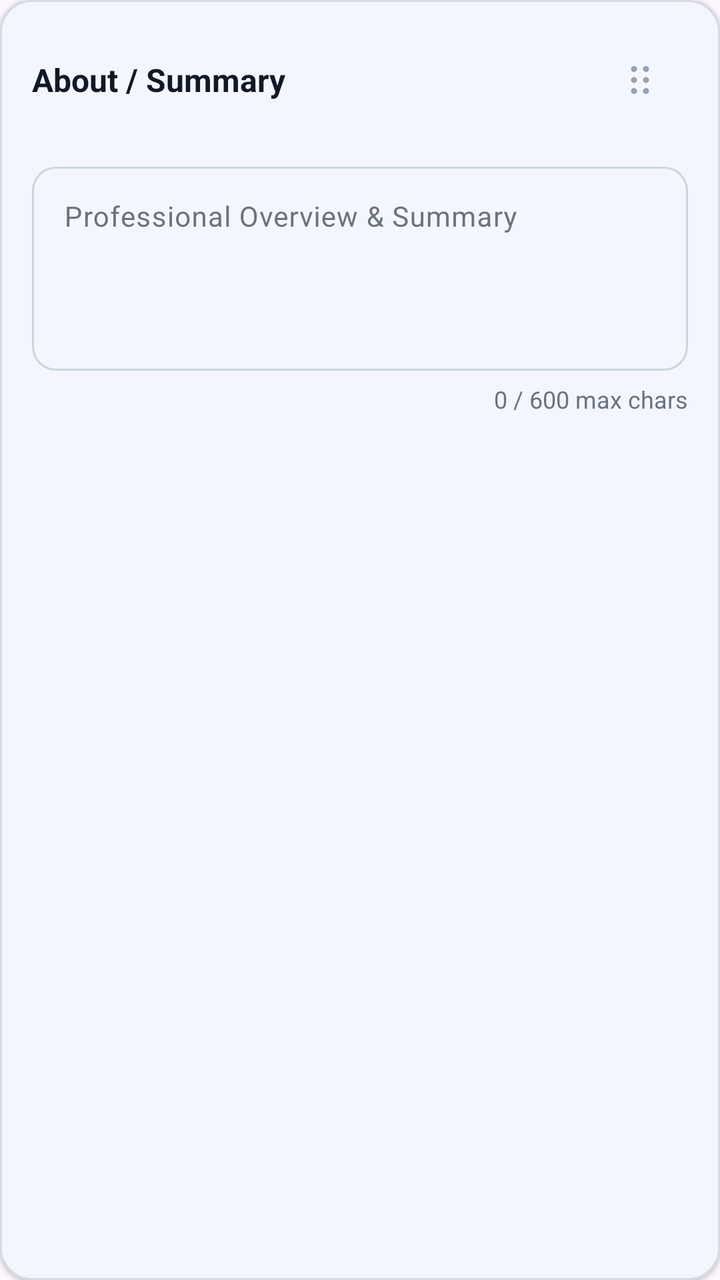
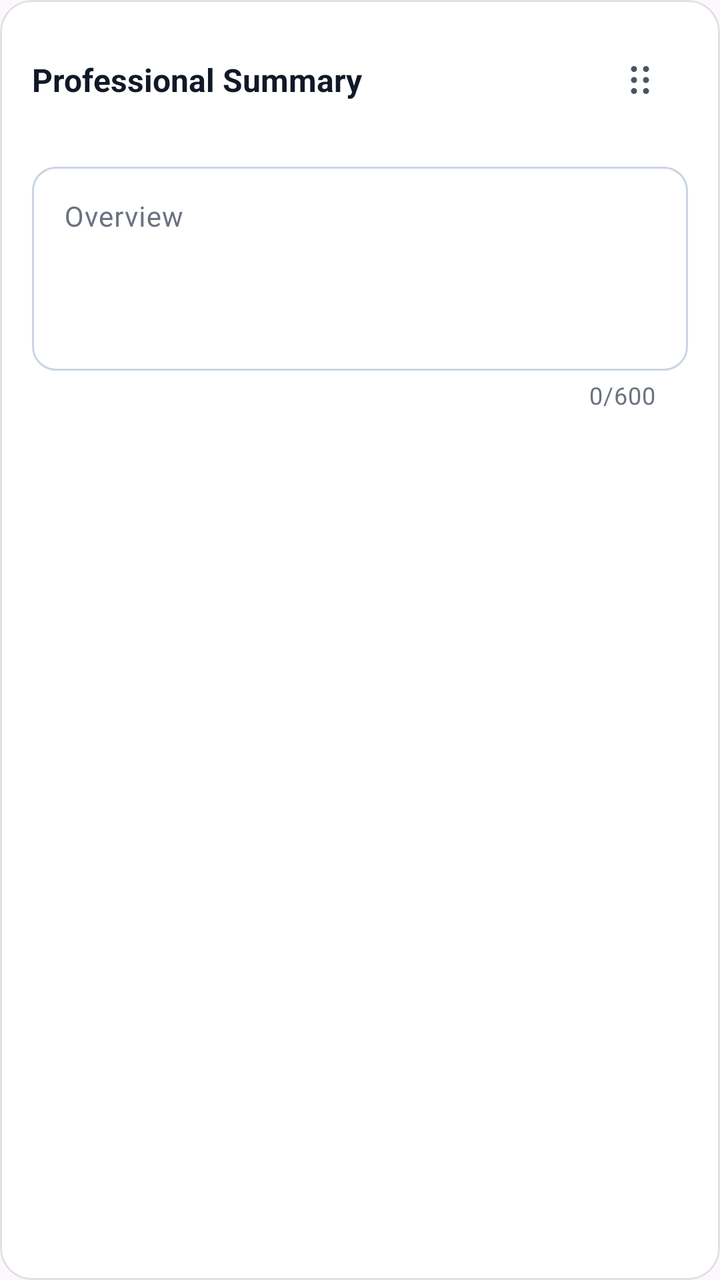

Before-and-after screenshots of an Android layout around one commit, followed by the original layout XML and the change that was made.
<!-- AndroidManifest.xml: application theme Theme.MyApplication -->
<!-- res/layout/item_about_summary.xml -->
<?xml version="1.0" encoding="utf-8"?>
<com.google.android.material.card.MaterialCardView xmlns:android="http://schemas.android.com/apk/res/android"
    xmlns:app="http://schemas.android.com/apk/res-auto"
    android:layout_width="match_parent"
    android:layout_height="wrap_content"
    android:layout_marginBottom="16dp"
    app:cardBackgroundColor="@color/app_surface"
    app:cardCornerRadius="16dp"
    app:cardElevation="1dp"
    app:strokeColor="@color/app_border"
    app:strokeWidth="1dp">

    <LinearLayout
        android:layout_width="match_parent"
        android:layout_height="wrap_content"
        android:orientation="vertical"
        android:padding="16dp">

        
        <RelativeLayout
            android:layout_width="match_parent"
            android:layout_height="wrap_content"
            android:layout_marginBottom="14dp">

            <TextView
                android:id="@+id/tvSectionTitle"
                android:layout_width="wrap_content"
                android:layout_height="wrap_content"
                android:layout_alignParentStart="true"
                android:layout_centerVertical="true"
                android:text="@string/section_title_about_summary"
                android:textColor="@color/app_text_primary"
                android:textSize="16sp"
                android:textStyle="bold" />

            <ImageView
                android:id="@+id/ivDragHandle"
                android:layout_width="48dp"
                android:layout_height="48dp"
                android:layout_alignParentEnd="true"
                android:layout_centerVertical="true"
                android:background="?attr/selectableItemBackgroundBorderless"
                android:contentDescription="Drag to reorder section"
                android:padding="12dp"
                android:src="@drawable/ic_drag_handle" />

        </RelativeLayout>

        
        <com.google.android.material.textfield.TextInputLayout
            android:id="@+id/tilSummary"
            style="@style/Widget.Material3.TextInputLayout.OutlinedBox"
            android:layout_width="match_parent"
            android:layout_height="wrap_content"
            android:hint="@string/hint_profile_summary"
            app:boxCornerRadiusBottomEnd="12dp"
            app:boxCornerRadiusBottomStart="12dp"
            app:boxCornerRadiusTopEnd="12dp"
            app:boxCornerRadiusTopStart="12dp">

            <com.google.android.material.textfield.TextInputEditText
                android:id="@+id/etSummary"
                android:layout_width="match_parent"
                android:layout_height="wrap_content"
                android:gravity="top|start"
                android:inputType="textMultiLine|textCapSentences"
                android:maxLength="600"
                android:maxHeight="160dp"
                android:minLines="4"
                android:scrollbars="vertical"
                android:textColor="@color/app_text_primary"
                android:textSize="14sp" />

        </com.google.android.material.textfield.TextInputLayout>

        
        <TextView
            android:id="@+id/tvCharCounter"
            android:layout_width="wrap_content"
            android:layout_height="wrap_content"
            android:layout_gravity="end"
            android:layout_marginTop="6dp"
            android:text="0 / 600 max chars"
            android:textColor="@color/app_text_muted"
            android:textSize="12sp" />

    </LinearLayout>

</com.google.android.material.card.MaterialCardView>
<!-- resources referenced by this layout -->
<resources>
  <!-- drawable ic_drag_handle (drawable) -->
  <vector xmlns:android="http://schemas.android.com/apk/res/android"
      android:width="24dp"
      android:height="24dp"
      android:viewportWidth="24"
      android:viewportHeight="24">
      
      <path
          android:fillColor="#94A3B8"
          android:pathData="M9,5a1.5,1.5 0 1,1 0,3 1.5,1.5 0 0,1 0,-3zM9,10.5a1.5,1.5 0 1,1 0,3 1.5,1.5 0 0,1 0,-3zM9,16a1.5,1.5 0 1,1 0,3 1.5,1.5 0 0,1 0,-3zM15,5a1.5,1.5 0 1,1 0,3 1.5,1.5 0 0,1 0,-3zM15,10.5a1.5,1.5 0 1,1 0,3 1.5,1.5 0 0,1 0,-3zM15,16a1.5,1.5 0 1,1 0,3 1.5,1.5 0 0,1 0,-3z" />
  </vector>
  <string name="hint_profile_summary">Professional Overview &amp; Summary</string>
  <string name="section_title_about_summary">About / Summary</string>
  <!-- unchanged entries left out for length: 15 -->
</resources>

<!-- the commit's change to res/layout/item_about_summary.xml (unified diff, before → after) -->
@@ -1,20 +1,26 @@
 <?xml version="1.0" encoding="utf-8"?>
 <com.google.android.material.card.MaterialCardView xmlns:android="http://schemas.android.com/apk/res/android"
     xmlns:app="http://schemas.android.com/apk/res-auto"
+    xmlns:tools="http://schemas.android.com/tools"
     android:layout_width="match_parent"
     android:layout_height="wrap_content"
     android:layout_marginBottom="16dp"
     app:cardBackgroundColor="@color/app_surface"
     app:cardCornerRadius="16dp"
-    app:cardElevation="1dp"
+    app:cardElevation="0dp"
     app:strokeColor="@color/app_border"
-    app:strokeWidth="1dp">
+    app:strokeWidth="1dp"
+    tools:showIn="@layout/activity_structure_verification"
+    tools:ignore="SystemUIOverlay,VisualLintTextFieldSize,WideTextField,VisualLintBounds,VisualLintOverlap,VisualLintSystemWindow,VisualLintSystemUi,VisualLintSystemUI,VisualLintSystemWindowInsets">
 
     <LinearLayout
         android:layout_width="match_parent"
         android:layout_height="wrap_content"
         android:orientation="vertical"
-        android:padding="16dp">
+        android:paddingStart="16dp"
+        android:paddingEnd="16dp"
+        android:paddingTop="16dp"
+        android:paddingBottom="10dp">
 
         
         <RelativeLayout
@@ -27,11 +33,14 @@
                 android:layout_width="wrap_content"
                 android:layout_height="wrap_content"
                 android:layout_alignParentStart="true"
+                android:layout_toStartOf="@id/ivDragHandle"
+                android:layout_marginEnd="8dp"
                 android:layout_centerVertical="true"
-                android:text="@string/section_title_about_summary"
+                android:text="@string/section_title_professional_summary"
                 android:textColor="@color/app_text_primary"
                 android:textSize="16sp"
-                android:textStyle="bold" />
+                android:textStyle="bold"
+                tools:ignore="SystemUIOverlay,VisualLintBounds,VisualLintOverlap,VisualLintSystemWindow,VisualLintSystemUi,VisualLintSystemUI,VisualLintSystemWindowInsets" />
 
             <ImageView
                 android:id="@+id/ivDragHandle"
@@ -40,9 +49,10 @@
                 android:layout_alignParentEnd="true"
                 android:layout_centerVertical="true"
                 android:background="?attr/selectableItemBackgroundBorderless"
-                android:contentDescription="Drag to reorder section"
+                android:contentDescription="@string/cd_drag_reorder_section"
                 android:padding="12dp"
-                android:src="@drawable/ic_drag_handle" />
+                android:src="@drawable/ic_drag_handle"
+                app:tint="@color/app_text_secondary" />
 
         </RelativeLayout>
 
@@ -56,7 +66,11 @@
             app:boxCornerRadiusBottomEnd="12dp"
             app:boxCornerRadiusBottomStart="12dp"
             app:boxCornerRadiusTopEnd="12dp"
-            app:boxCornerRadiusTopStart="12dp">
+            app:boxCornerRadiusTopStart="12dp"
+            app:counterEnabled="true"
+            app:counterMaxLength="600"
+            app:counterOverflowTextColor="@color/app_danger"
+            app:counterTextColor="@color/app_text_muted">
 
             <com.google.android.material.textfield.TextInputEditText
                 android:id="@+id/etSummary"
@@ -64,25 +78,331 @@
                 android:layout_height="wrap_content"
                 android:gravity="top|start"
                 android:inputType="textMultiLine|textCapSentences"
-                android:maxLength="600"
-                android:maxHeight="160dp"
+                android:maxWidth="488dp"
                 android:minLines="4"
+                android:maxLines="6"
                 android:scrollbars="vertical"
                 android:textColor="@color/app_text_primary"
-                android:textSize="14sp" />
+                android:textSize="14sp"
+                tools:ignore="VisualLintTextFieldSize,WideTextField" />
+
+        </com.google.android.material.textfield.TextInputLayout>
+
+    </LinearLayout>
+
+</com.google.android.material.card.MaterialCardView>
+<!-- res/layout/activity_structure_verification.xml (included above) -->
+<?xml version="1.0" encoding="utf-8"?>
+<androidx.coordinatorlayout.widget.CoordinatorLayout xmlns:android="http://schemas.android.com/apk/res/android"
+    xmlns:app="http://schemas.android.com/apk/res-auto"
+    xmlns:tools="http://schemas.android.com/tools"
+    android:id="@+id/rootCoordinator"
+    android:layout_width="match_parent"
+    android:layout_height="match_parent"
+    android:background="@color/app_background"
+    android:fitsSystemWindows="true">
+
+    <com.google.android.material.appbar.AppBarLayout
+        android:id="@+id/appBarLayout"
+        android:layout_width="match_parent"
+        android:layout_height="wrap_content"
+        android:background="@color/app_background"
+        android:fitsSystemWindows="true"
+        android:stateListAnimator="@null"
+        app:elevation="0dp"
+        app:liftOnScroll="false">
+
+        <com.google.android.material.appbar.MaterialToolbar
+            android:id="@+id/toolbar"
+            android:layout_width="match_parent"
+            android:layout_height="?attr/actionBarSize"
+            android:background="@android:color/transparent"
+            app:elevation="0dp"
+            app:navigationIcon="@drawable/ic_arrow_back"
+            app:navigationContentDescription="Back"
+            app:title="Structure Verification"
+            app:titleTextAppearance="@style/TextAppearance.Material3.TitleMedium"
+            app:contentInsetEnd="16dp"
+            app:contentInsetEndWithActions="16dp"
+            app:menu="@menu/menu_structure_verification" />
+
+    </com.google.android.material.appbar.AppBarLayout>
+
+    <androidx.recyclerview.widget.RecyclerView
+        android:id="@+id/rvSections"
+        android:layout_width="match_parent"
+        android:layout_height="match_parent"
+        android:clipToPadding="false"
+        android:paddingStart="14dp"
+        android:paddingEnd="14dp"
+        android:paddingTop="0dp"
+        android:paddingBottom="56dp"
+        app:layout_behavior="@string/appbar_scrolling_view_behavior"
+        tools:listitem="@layout/item_personal_info" />
+
+</androidx.coordinatorlayout.widget.CoordinatorLayout>
+<!-- res/layout/item_personal_info.xml (included above) -->
+<?xml version="1.0" encoding="utf-8"?>
+<com.google.android.material.card.MaterialCardView xmlns:android="http://schemas.android.com/apk/res/android"
+    xmlns:app="http://schemas.android.com/apk/res-auto"
+    xmlns:tools="http://schemas.android.com/tools"
+    android:layout_width="match_parent"
+    android:layout_height="wrap_content"
+    android:layout_marginBottom="16dp"
+    app:cardBackgroundColor="@color/app_surface"
+    app:cardCornerRadius="16dp"
+    app:cardElevation="0dp"
+    app:strokeColor="@color/app_border"
+    app:strokeWidth="1dp"
+    tools:showIn="@layout/activity_structure_verification"
+    tools:ignore="SystemUIOverlay,VisualLintTextFieldSize,WideTextField,VisualLintBounds,VisualLintOverlap,VisualLintSystemWindow,VisualLintSystemUi,VisualLintSystemUI,VisualLintSystemWindowInsets">
+
+    <LinearLayout
+        android:layout_width="match_parent"
+        android:layout_height="wrap_content"
+        android:orientation="vertical"
+        android:padding="16dp">
+
+        
+        <RelativeLayout
+            android:layout_width="match_parent"
+            android:layout_height="wrap_content"
+            android:layout_marginBottom="14dp">
+
+            <TextView
+                android:id="@+id/tvSectionTitle"
+                android:layout_width="wrap_content"
+                android:layout_height="wrap_content"
+                android:layout_alignParentStart="true"
+                android:layout_toStartOf="@id/ivDragHandle"
+                android:layout_marginEnd="8dp"
+                android:layout_centerVertical="true"
+                android:text="@string/personal_info_contact"
+                android:textColor="@color/app_text_primary"
+                android:textSize="16sp"
+                android:textStyle="bold"
+                tools:ignore="SystemUIOverlay,VisualLintBounds,VisualLintOverlap,VisualLintSystemWindow,VisualLintSystemUi,VisualLintSystemUI,VisualLintSystemWindowInsets" />
+
+            <ImageView
+                android:id="@+id/ivDragHandle"
+                android:layout_width="48dp"
+                android:layout_height="48dp"
+                android:layout_alignParentEnd="true"
+                android:layout_centerVertical="true"
+                android:background="?attr/selectableItemBackgroundBorderless"
+                android:contentDescription="@string/cd_drag_reorder_section"
+                android:padding="12dp"
+                android:src="@drawable/ic_drag_handle"
+                app:tint="@color/app_text_secondary" />
+
+        </RelativeLayout>
+
+        
+        
+        <com.google.android.material.textfield.TextInputLayout
+            android:id="@+id/tilFullName"
+            style="@style/Widget.Material3.TextInputLayout.OutlinedBox"
+            android:layout_width="match_parent"
+            android:layout_height="wrap_content"
+            android:layout_marginBottom="12dp"
+            android:hint="@string/hint_full_name"
+            app:startIconDrawable="@drawable/ic_person"
+            app:startIconTint="@color/app_primary"
+            app:boxCornerRadiusBottomEnd="12dp"
+            app:boxCornerRadiusBottomStart="12dp"
+            app:boxCornerRadiusTopEnd="12dp"
+            app:boxCornerRadiusTopStart="12dp"
+            tools:ignore="VisualLintTextFieldSize,WideTextField">
+
+            <com.google.android.material.textfield.TextInputEditText
+                android:id="@+id/etFullName"
+                android:layout_width="match_parent"
+                android:layout_height="wrap_content"
+                android:maxWidth="488dp"
+                android:imeOptions="actionNext"
+                android:inputType="textPersonName|textCapWords"
+                android:maxLines="1"
+                android:textColor="@color/app_text_primary"
+                tools:ignore="SystemUIOverlay,VisualLintTextFieldSize,WideTextField,DuplicateSpeakableTextCheck,VisualLintSystemUi,VisualLintSystemUI,VisualLintSystemWindowInsets" />
+
+        </com.google.android.material.textfield.TextInputLayout>
+
+        
+        <com.google.android.material.textfield.TextInputLayout
+            android:id="@+id/tilJobTitle"
+            style="@style/Widget.Material3.TextInputLayout.OutlinedBox"
+            android:layout_width="match_parent"
+            android:layout_height="wrap_content"
+            android:layout_marginBottom="12dp"
+            android:hint="@string/hint_job_title"
+            app:startIconDrawable="@drawable/ic_work"
+            app:startIconTint="@color/app_primary"
+            app:boxCornerRadiusBottomEnd="12dp"
+            app:boxCornerRadiusBottomStart="12dp"
+            app:boxCornerRadiusTopEnd="12dp"
+            app:boxCornerRadiusTopStart="12dp"
+            tools:ignore="VisualLintTextFieldSize,WideTextField">
+
+            <com.google.android.material.textfield.TextInputEditText
+                android:id="@+id/etJobTitle"
+                android:layout_width="match_parent"
+                android:layout_height="wrap_content"
+                android:maxWidth="488dp"
+                android:imeOptions="actionNext"
+                android:inputType="textCapWords"
+                android:maxLines="1"
+                android:textColor="@color/app_text_primary"
+                tools:ignore="SystemUIOverlay,VisualLintTextFieldSize,WideTextField,DuplicateSpeakableTextCheck,VisualLintSystemUi,VisualLintSystemUI,VisualLintSystemWindowInsets" />
+
+        </com.google.android.material.textfield.TextInputLayout>
+
+        
+        <com.google.android.material.textfield.TextInputLayout
+            android:id="@+id/tilTargetCompany"
+            style="@style/Widget.Material3.TextInputLayout.OutlinedBox"
+            android:layout_width="match_parent"
+            android:layout_height="wrap_content"
+            android:layout_marginBottom="16dp"
+            android:hint="@string/hint_target_company"
+            app:startIconDrawable="@drawable/ic_business"
+            app:startIconTint="@color/app_primary"
+            app:boxCornerRadiusBottomEnd="12dp"
+            app:boxCornerRadiusBottomStart="12dp"
+            app:boxCornerRadiusTopEnd="12dp"
+            app:boxCornerRadiusTopStart="12dp"
+            tools:ignore="VisualLintTextFieldSize,WideTextField">
+
+            <com.google.android.material.textfield.TextInputEditText
+                android:id="@+id/etTargetCompany"
+                android:layout_width="match_parent"
+                android:layout_height="wrap_content"
+                android:maxWidth="488dp"
+                android:imeOptions="actionNext"
+                android:inputType="textCapWords"
+                android:maxLines="1"
+                android:textColor="@color/app_text_primary"
+                tools:ignore="SystemUIOverlay,VisualLintTextFieldSize,WideTextField,DuplicateSpeakableTextCheck,VisualLintSystemUi,VisualLintSystemUI,VisualLintSystemWindowInsets" />
+
+        </com.google.android.material.textfield.TextInputLayout>
+
+        
+        
+        <com.google.android.material.textfield.TextInputLayout
+            android:id="@+id/tilPhone"
+            style="@style/Widget.Material3.TextInputLayout.OutlinedBox"
+            android:layout_width="match_parent"
+            android:layout_height="wrap_content"
+            android:layout_marginBottom="12dp"
+            android:hint="@string/hint_phone"
+            app:startIconDrawable="@drawable/ic_phone"
+            app:startIconTint="@color/app_primary"
+            app:boxCornerRadiusBottomEnd="12dp"
+            app:boxCornerRadiusBottomStart="12dp"
+            app:boxCornerRadiusTopEnd="12dp"
+            app:boxCornerRadiusTopStart="12dp"
+            tools:ignore="VisualLintTextFieldSize,WideTextField">
+
+            <com.google.android.material.textfield.TextInputEditText
+                android:id="@+id/etPhone"
+                android:layout_width="match_parent"
+                android:layout_height="wrap_content"
+                android:maxWidth="488dp"
+                android:imeOptions="actionNext"
+                android:inputType="phone"
+                android:maxLines="1"
+                android:textColor="@color/app_text_primary"
+                tools:ignore="SystemUIOverlay,VisualLintTextFieldSize,WideTextField,DuplicateSpeakableTextCheck,VisualLintSystemUi,VisualLintSystemUI,VisualLintSystemWindowInsets" />
+
+        </com.google.android.material.textfield.TextInputLayout>
+
+        
+        <com.google.android.material.textfield.TextInputLayout
+            android:id="@+id/tilEmail"
+            style="@style/Widget.Material3.TextInputLayout.OutlinedBox"
+            android:layout_width="match_parent"
+            android:layout_height="wrap_content"
+            android:layout_marginBottom="12dp"
+            android:hint="@string/hint_email"
+            app:startIconDrawable="@drawable/ic_email"
+            app:startIconTint="@color/app_primary"
+            app:boxCornerRadiusBottomEnd="12dp"
+            app:boxCornerRadiusBottomStart="12dp"
+            app:boxCornerRadiusTopEnd="12dp"
+            app:boxCornerRadiusTopStart="12dp"
+            tools:ignore="VisualLintTextFieldSize,WideTextField">
+
+            <com.google.android.material.textfield.TextInputEditText
+                android:id="@+id/etEmail"
+                android:layout_width="match_parent"
+                android:layout_height="wrap_content"
+                android:maxWidth="488dp"
+                android:imeOptions="actionNext"
+                android:inputType="textEmailAddress"
+                android:maxLines="1"
+                android:textColor="@color/app_text_primary"
+                tools:ignore="SystemUIOverlay,VisualLintTextFieldSize,WideTextField,DuplicateSpeakableTextCheck,VisualLintSystemUi,VisualLintSystemUI,VisualLintSystemWindowInsets" />
+
+        </com.google.android.material.textfield.TextInputLayout>
+
+        
+        <com.google.android.material.textfield.TextInputLayout
+            android:id="@+id/tilLocation"
+            style="@style/Widget.Material3.TextInputLayout.OutlinedBox"
+            android:layout_width="match_parent"
+            android:layout_height="wrap_content"
+            android:layout_marginBottom="16dp"
+            android:hint="@string/hint_location"
+            app:startIconDrawable="@drawable/ic_place"
+            app:startIconTint="@color/app_primary"
+            app:boxCornerRadiusBottomEnd="12dp"
+            app:boxCornerRadiusBottomStart="12dp"
+            app:boxCornerRadiusTopEnd="12dp"
+            app:boxCornerRadiusTopStart="12dp"
+            tools:ignore="VisualLintTextFieldSize,WideTextField">
+
+            <com.google.android.material.textfield.TextInputEditText
+                android:id="@+id/etLocation"
+                android:layout_width="match_parent"
+                android:layout_height="wrap_content"
+                android:maxWidth="488dp"
+                android:imeOptions="actionDone"
+                android:inputType="textCapWords"
+                android:maxLines="1"
+                android:textColor="@color/app_text_primary"
+                tools:ignore="SystemUIOverlay,VisualLintTextFieldSize,WideTextField,DuplicateSpeakableTextCheck,VisualLintSystemUi,VisualLintSystemUI,VisualLintSystemWindowInsets" />
 
         </com.google.android.material.textfield.TextInputLayout>
 
         
         <TextView
-            android:id="@+id/tvCharCounter"
             android:layout_width="wrap_content"
             android:layout_height="wrap_content"
-            android:layout_gravity="end"
-            android:layout_marginTop="6dp"
-            android:text="0 / 600 max chars"
-            android:textColor="@color/app_text_muted"
-            android:textSize="12sp" />
+            android:layout_marginBottom="8dp"
+            android:text="@string/header_profile_links"
+            android:textColor="@color/app_text_secondary"
+            android:textSize="12sp"
+            android:textStyle="bold"
+            tools:ignore="SystemUIOverlay,VisualLintBounds,VisualLintOverlap,VisualLintSystemWindow,VisualLintSystemUi,VisualLintSystemUI,VisualLintSystemWindowInsets" />
+
+        
+        <LinearLayout
+            android:id="@+id/llProfileLinks"
+            android:layout_width="match_parent"
+            android:layout_height="wrap_content"
+            android:orientation="vertical"
+            android:layout_marginBottom="8dp" />
+
+        <com.google.android.material.button.MaterialButton
+            android:id="@+id/btnAddProfileLink"
+            style="?attr/materialButtonOutlinedStyle"
+            android:layout_width="wrap_content"
+            android:layout_height="wrap_content"
+            android:minHeight="48dp"
+            android:text="@string/action_add_profile_link"
+            android:textSize="12sp"
+            app:cornerRadius="10dp"
+            app:strokeColor="@color/app_primary"
+            tools:ignore="SystemUIOverlay,VisualLintBounds,VisualLintOverlap,VisualLintSystemWindow,VisualLintSystemUi,VisualLintSystemUI,VisualLintSystemWindowInsets" />
 
     </LinearLayout>
 
<!-- resource entries referenced after the edit -->
@@ -1,5 +1,27 @@
 <!-- resources referenced by this layout -->
 <resources>
+  <color name="app_danger">#EF4444</color>
+  <color name="app_text_secondary">#4B5563</color>
+  <!-- drawable ic_arrow_back (drawable) -->
+  <vector xmlns:android="http://schemas.android.com/apk/res/android"
+      android:width="24dp"
+      android:height="24dp"
+      android:viewportWidth="24"
+      android:viewportHeight="24">
+      <path
+          android:fillColor="?attr/colorControlNormal"
+          android:pathData="M20,11H7.83l5.59,-5.59L12,4l-8,8 8,8 1.41,-1.41L7.83,13H20v-2z" />
+  </vector>
+  <!-- drawable ic_business (drawable) -->
+  <vector xmlns:android="http://schemas.android.com/apk/res/android"
+      android:width="24dp"
+      android:height="24dp"
+      android:viewportWidth="24"
+      android:viewportHeight="24">
+      <path
+          android:fillColor="@color/app_primary"
+          android:pathData="M12,7V3H2v18h20V7H12zM6,19H4v-2h2V19zM6,15H4v-2h2V15zM6,11H4V9h2V11zM6,7H4V5h2V7zM10,19H8v-2h2V19zM10,15H8v-2h2V15zM10,11H8V9h2V11zM10,7H8V5h2V7zM20,19h-8v-2h2v-2h-2v-2h2v-2h-2V9h8V19zM18,11h-2v2h2V11zM18,15h-2v2h2V15z" />
+  </vector>
   <!-- drawable ic_drag_handle (drawable) -->
   <vector xmlns:android="http://schemas.android.com/apk/res/android"
       android:width="24dp"
@@ -8,11 +30,71 @@
       android:viewportHeight="24">
       
       <path
-          android:fillColor="#94A3B8"
+          android:fillColor="@color/app_text_secondary"
           android:pathData="M9,5a1.5,1.5 0 1,1 0,3 1.5,1.5 0 0,1 0,-3zM9,10.5a1.5,1.5 0 1,1 0,3 1.5,1.5 0 0,1 0,-3zM9,16a1.5,1.5 0 1,1 0,3 1.5,1.5 0 0,1 0,-3zM15,5a1.5,1.5 0 1,1 0,3 1.5,1.5 0 0,1 0,-3zM15,10.5a1.5,1.5 0 1,1 0,3 1.5,1.5 0 0,1 0,-3zM15,16a1.5,1.5 0 1,1 0,3 1.5,1.5 0 0,1 0,-3z" />
   </vector>
-  <string name="hint_profile_summary">Professional Overview &amp; Summary</string>
-  <string name="section_title_about_summary">About / Summary</string>
+  <!-- drawable ic_email (drawable) -->
+  <vector xmlns:android="http://schemas.android.com/apk/res/android"
+      android:width="24dp"
+      android:height="24dp"
+      android:viewportWidth="24"
+      android:viewportHeight="24">
+      <path
+          android:fillColor="@color/app_primary"
+          android:pathData="M20,4H4c-1.1,0 -1.99,0.9 -1.99,2L2,18c0,1.1 0.9,2 2,2h16c1.1,0 2,-0.9 2,-2V6c0,-1.1 -0.9,-2 -2,-2zm0,4l-8,5 -8,-5V6l8,5 8,-5v2z" />
+  </vector>
+  <!-- drawable ic_person (drawable) -->
+  <vector xmlns:android="http://schemas.android.com/apk/res/android"
+      android:width="24dp"
+      android:height="24dp"
+      android:viewportWidth="24"
+      android:viewportHeight="24">
+      <path
+          android:fillColor="@color/app_primary"
+          android:pathData="M12,12c2.21,0 4,-1.79 4,-4s-1.79,-4 -4,-4 -4,1.79 -4,4 1.79,4 4,4zM12,14c-2.67,0 -8,1.34 -8,4v2h16v-2c0,-2.66 -5.33,-4 -8,-4z" />
+  </vector>
+  <!-- drawable ic_phone (drawable) -->
+  <vector xmlns:android="http://schemas.android.com/apk/res/android"
+      android:width="24dp"
+      android:height="24dp"
+      android:viewportWidth="24"
+      android:viewportHeight="24">
+      <path
+          android:fillColor="@color/app_primary"
+          android:pathData="M6.62,10.79C8.06,13.62 10.38,15.94 13.21,17.38L15.41,15.18C15.69,14.9 16.08,14.82 16.43,14.93C17.55,15.3 18.75,15.5 20,15.5C20.55,15.5 21,15.95 21,16.5V20C21,20.55 20.55,21 20,21C10.61,21 3,13.39 3,4C3,3.45 3.45,3 4,3H7.5C8.05,3 8.5,3.45 8.5,4C8.5,5.25 8.7,6.45 9.07,7.57C9.18,7.92 9.1,8.31 8.82,8.59L6.62,10.79Z" />
+  </vector>
+  <!-- drawable ic_place (drawable) -->
+  <vector xmlns:android="http://schemas.android.com/apk/res/android"
+      android:width="24dp"
+      android:height="24dp"
+      android:viewportWidth="24"
+      android:viewportHeight="24">
+      <path
+          android:fillColor="@color/app_primary"
+          android:pathData="M12,2C8.13,2 5,5.13 5,9c0,5.25 7,13 7,13s7,-7.75 7,-13c0,-3.87 -3.13,-7 -7,-7zm0,9.5c-1.38,0 -2.5,-1.12 -2.5,-2.5s1.12,-2.5 2.5,-2.5 2.5,1.12 2.5,2.5 -1.12,2.5 -2.5,2.5z" />
+  </vector>
+  <!-- drawable ic_work (drawable) -->
+  <vector xmlns:android="http://schemas.android.com/apk/res/android"
+      android:width="24dp"
+      android:height="24dp"
+      android:viewportWidth="24"
+      android:viewportHeight="24">
+      <path
+          android:fillColor="@color/app_primary"
+          android:pathData="M20,6h-4V4c0,-1.11 -0.89,-2 -2,-2h-4c-1.11,0 -2,0.89 -2,2v2H4c-1.11,0 -1.99,0.89 -1.99,2L2,19c0,1.11 0.89,2 2,2h16c1.11,0 2,-0.89 2,-2V8c0,-1.11 -0.89,-2 -2,-2zM10,4h4v2h-4V4zm10,15H4V8h16v11z" />
+  </vector>
+  <string name="action_add_profile_link">+ Add Profile Link</string>
+  <string name="cd_drag_reorder_section">Drag to reorder section</string>
+  <string name="header_profile_links">Profile Links &amp; Social Portfolios (Optional)</string>
+  <string name="hint_email">Email Address</string>
+  <string name="hint_full_name">Full Name</string>
+  <string name="hint_job_title">Professional Headline / Title</string>
+  <string name="hint_location">Location / Country</string>
+  <string name="hint_phone">Phone Number</string>
+  <string name="hint_profile_summary">Overview</string>
+  <string name="hint_target_company">Target Company</string>
+  <string name="personal_info_contact">Personal Info &amp; Contact</string>
+  <string name="section_title_professional_summary">Professional Summary</string>
   <!-- unchanged entries left out for length: 15 -->
 </resources>
 
